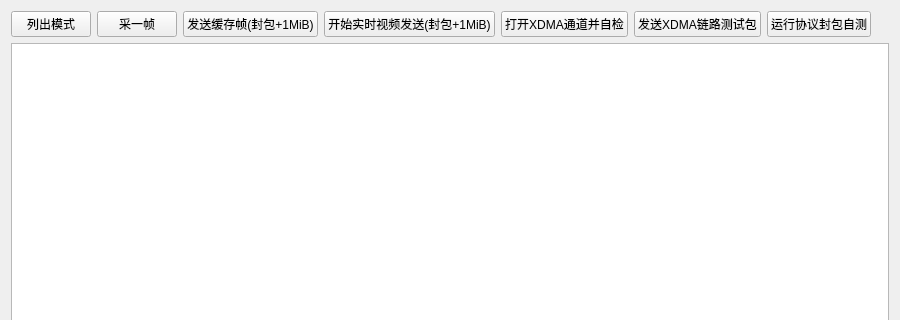
Before: the Qt Designer form widget.ui in jingzezhang818/Network_Camera, drawn with Qt 5; both pictures show x 0 to 900 and y 0 to 320 of the 900 by 600 pixel window.
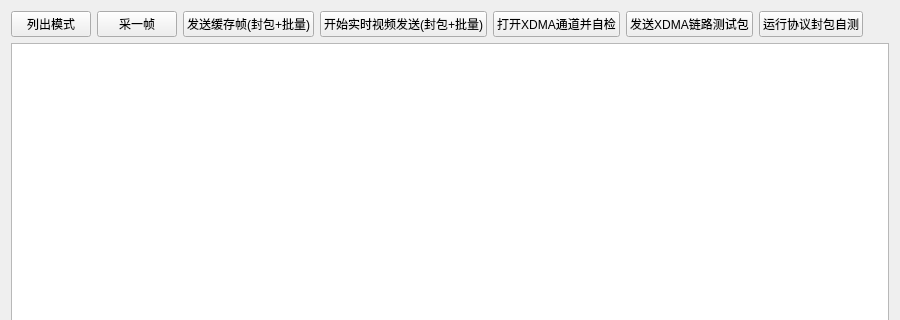
After: the same form once the commit is applied.

What changed in the file:
```diff
--- a/widget.ui
+++ b/widget.ui
@@ -33,14 +33,14 @@
      <item>
       <widget class="QPushButton" name="btnSendCapturedFrame">
        <property name="text">
-        <string>发送缓存帧(封包+1MiB)</string>
+         <string>发送缓存帧(封包+批量)</string>
        </property>
       </widget>
      </item>
      <item>
       <widget class="QPushButton" name="btnSendLiveVideo">
        <property name="text">
-        <string>开始实时视频发送(封包+1MiB)</string>
+        <string>开始实时视频发送(封包+批量)</string>
        </property>
       </widget>
      </item>
```
Lines whose indentation alone changed are shown as unchanged.
